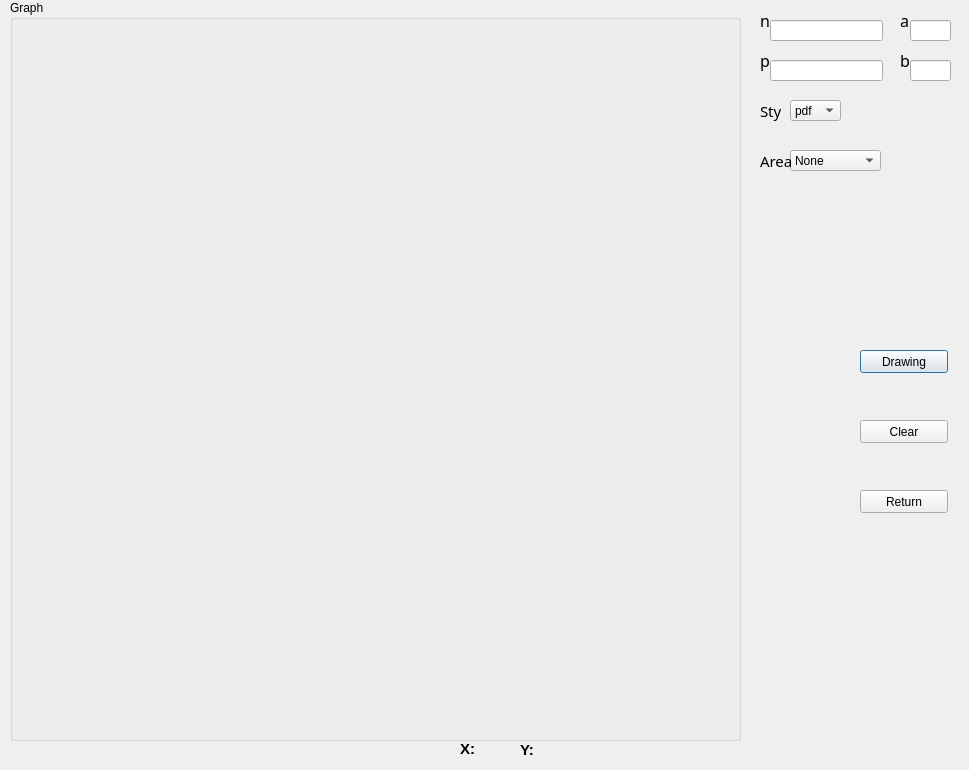
Above: uiView/binomialDialog.ui from ShaohuaTong/Verteilung_Analyse before the change. Below: the same form after it.
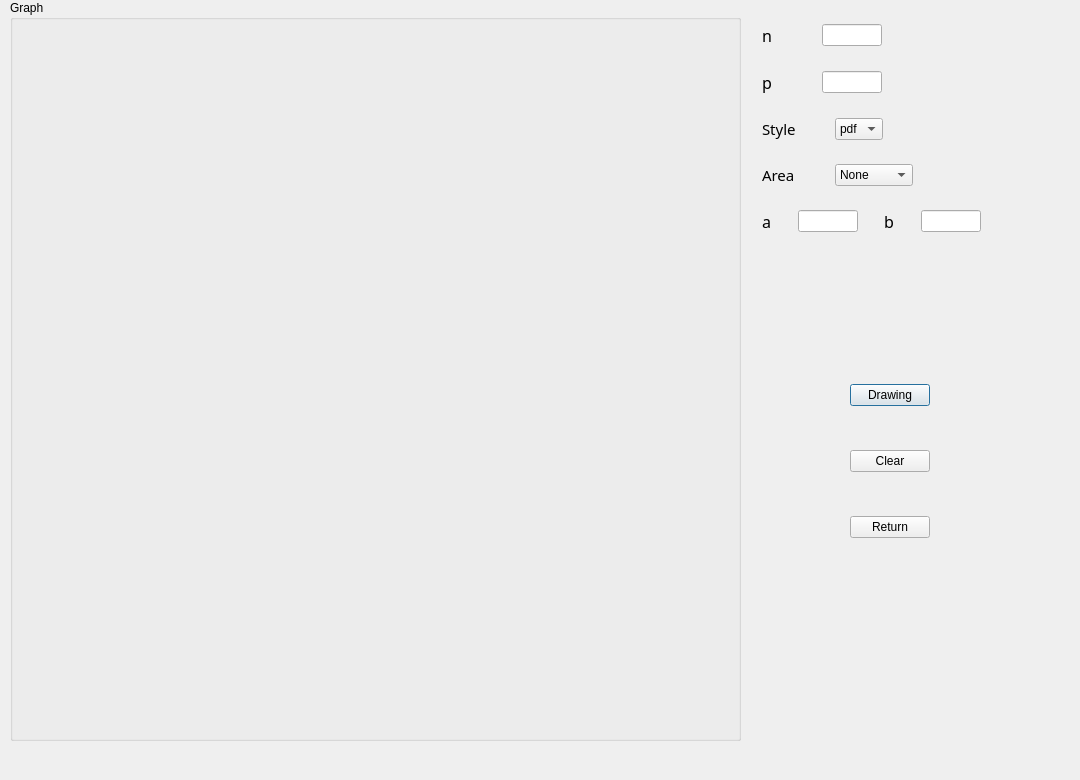
That is the form after the change.

Commit message: verbessern binomial

What changed in the file:
```diff
--- a/uiView/binomialDialog.ui
+++ b/uiView/binomialDialog.ui
@@ -6,8 +6,8 @@
    <rect>
     <x>0</x>
     <y>0</y>
-    <width>969</width>
-    <height>770</height>
+    <width>1080</width>
+    <height>780</height>
    </rect>
   </property>
   <property name="windowTitle">
@@ -26,15 +26,26 @@
     <string>Graph</string>
    </property>
   </widget>
+  <widget class="QWidget" name="layoutWidget">
+   <property name="geometry">
+    <rect>
+     <x>762</x>
+     <y>24</y>
+     <width>239</width>
+     <height>514</height>
+    </rect>
+   </property>
+   <layout class="QVBoxLayout" name="verticalLayout_6">
+    <item>
+     <layout class="QVBoxLayout" name="verticalLayout_4">
+      <item>
+       <layout class="QHBoxLayout" name="horizontalLayout_3">
+        <item>
+         <layout class="QVBoxLayout" name="verticalLayout">
+          <item>
+           <layout class="QHBoxLayout" name="horizontalLayout">
+            <item>
   <widget class="QLabel" name="label_n">
-   <property name="geometry">
-    <rect>
-     <x>760</x>
-     <y>10</y>
-     <width>16</width>
-     <height>21</height>
-    </rect>
-   </property>
    <property name="font">
     <font>
      <family>Agency FB</family>
@@ -45,15 +56,49 @@
     <string>n</string>
    </property>
   </widget>
+            </item>
+            <item>
+             <spacer name="horizontalSpacer">
+              <property name="orientation">
+               <enum>Qt::Horizontal</enum>
+              </property>
+              <property name="sizeHint" stdset="0">
+               <size>
+                <width>13</width>
+                <height>18</height>
+               </size>
+              </property>
+             </spacer>
+            </item>
+            <item>
+             <widget class="QLineEdit" name="lineEdit_n">
+              <property name="maximumSize">
+               <size>
+                <width>60</width>
+                <height>16777215</height>
+               </size>
+              </property>
+             </widget>
+            </item>
+           </layout>
+          </item>
+          <item>
+           <spacer name="verticalSpacer">
+            <property name="orientation">
+             <enum>Qt::Vertical</enum>
+            </property>
+            <property name="sizeHint" stdset="0">
+             <size>
+              <width>20</width>
+              <height>18</height>
+             </size>
+            </property>
+           </spacer>
+          </item>
+          <item>
+           <layout class="QHBoxLayout" name="horizontalLayout_2">
+            <item>
   <widget class="QLabel" name="label_p">
-   <property name="geometry">
-    <rect>
-     <x>760</x>
-     <y>50</y>
-     <width>16</width>
-     <height>21</height>
-    </rect>
-   </property>
    <property name="font">
     <font>
      <family>Agency FB</family>
@@ -64,61 +109,96 @@
     <string>p</string>
    </property>
   </widget>
-  <widget class="QLineEdit" name="lineEdit_n">
-   <property name="geometry">
-    <rect>
-     <x>770</x>
-     <y>20</y>
-     <width>113</width>
-     <height>21</height>
-    </rect>
-   </property>
-  </widget>
+            </item>
+            <item>
+             <spacer name="horizontalSpacer_2">
+              <property name="orientation">
+               <enum>Qt::Horizontal</enum>
+              </property>
+              <property name="sizeHint" stdset="0">
+               <size>
+                <width>13</width>
+                <height>18</height>
+               </size>
+              </property>
+             </spacer>
+            </item>
+            <item>
   <widget class="QLineEdit" name="lineEdit_p">
-   <property name="geometry">
-    <rect>
-     <x>770</x>
-     <y>60</y>
-     <width>113</width>
-     <height>21</height>
-    </rect>
-   </property>
-  </widget>
-  <widget class="QPushButton" name="pushButton_drawing">
-   <property name="geometry">
-    <rect>
-     <x>860</x>
-     <y>350</y>
-     <width>88</width>
-     <height>23</height>
-    </rect>
-   </property>
-   <property name="text">
-    <string>Drawing</string>
-   </property>
-  </widget>
-  <widget class="QPushButton" name="pushButton_clear">
-   <property name="geometry">
-    <rect>
-     <x>860</x>
-     <y>420</y>
-     <width>88</width>
-     <height>23</height>
-    </rect>
-   </property>
+              <property name="maximumSize">
+               <size>
+                <width>60</width>
+                <height>16777215</height>
+               </size>
+              </property>
+             </widget>
+            </item>
+           </layout>
+          </item>
+         </layout>
+        </item>
+        <item>
+         <spacer name="horizontalSpacer_10">
+          <property name="orientation">
+           <enum>Qt::Horizontal</enum>
+          </property>
+          <property name="sizeHint" stdset="0">
+           <size>
+            <width>118</width>
+            <height>20</height>
+           </size>
+          </property>
+         </spacer>
+        </item>
+       </layout>
+      </item>
+      <item>
+       <spacer name="verticalSpacer_2">
+        <property name="orientation">
+         <enum>Qt::Vertical</enum>
+        </property>
+        <property name="sizeHint" stdset="0">
+         <size>
+          <width>20</width>
+          <height>18</height>
+         </size>
+        </property>
+       </spacer>
+      </item>
+      <item>
+       <layout class="QVBoxLayout" name="verticalLayout_3">
+        <item>
+         <layout class="QVBoxLayout" name="verticalLayout_2">
+          <item>
+           <layout class="QHBoxLayout" name="horizontalLayout_4">
+            <item>
+             <widget class="QLabel" name="label_style">
+              <property name="font">
+               <font>
+                <family>Agency FB</family>
+                <pointsize>11</pointsize>
+               </font>
+              </property>
    <property name="text">
-    <string>Clear</string>
-   </property>
-  </widget>
+               <string>Style</string>
+              </property>
+             </widget>
+            </item>
+            <item>
+             <spacer name="horizontalSpacer_3">
+              <property name="orientation">
+               <enum>Qt::Horizontal</enum>
+              </property>
+              <property name="sizeHint" stdset="0">
+               <size>
+                <width>13</width>
+                <height>18</height>
+               </size>
+              </property>
+             </spacer>
+            </item>
+            <item>
   <widget class="QComboBox" name="comboBox_style">
-   <property name="geometry">
-    <rect>
-     <x>790</x>
-     <y>100</y>
-     <width>51</width>
-     <height>21</height>
-    </rect>
-   </property>
    <item>
     <property name="text">
      <string>pdf</string>
@@ -130,15 +210,39 @@
     </property>
    </item>
   </widget>
-  <widget class="QLabel" name="label_style">
-   <property name="geometry">
-    <rect>
-     <x>760</x>
-     <y>100</y>
-     <width>21</width>
-     <height>21</height>
-    </rect>
-   </property>
+            </item>
+            <item>
+             <spacer name="horizontalSpacer_4">
+              <property name="orientation">
+               <enum>Qt::Horizontal</enum>
+              </property>
+              <property name="sizeHint" stdset="0">
+               <size>
+                <width>118</width>
+                <height>20</height>
+               </size>
+              </property>
+             </spacer>
+            </item>
+           </layout>
+          </item>
+          <item>
+           <spacer name="verticalSpacer_3">
+            <property name="orientation">
+             <enum>Qt::Vertical</enum>
+            </property>
+            <property name="sizeHint" stdset="0">
+             <size>
+              <width>20</width>
+              <height>18</height>
+             </size>
+            </property>
+           </spacer>
+          </item>
+          <item>
+           <layout class="QHBoxLayout" name="horizontalLayout_5">
+            <item>
+             <widget class="QLabel" name="label_area">
    <property name="font">
     <font>
      <family>Agency FB</family>
@@ -146,57 +250,25 @@
     </font>
    </property>
    <property name="text">
-    <string>Style</string>
-   </property>
-  </widget>
-  <widget class="QLabel" name="label_mouseX">
-   <property name="geometry">
-    <rect>
-     <x>460</x>
-     <y>740</y>
-     <width>71</width>
-     <height>16</height>
-    </rect>
-   </property>
-   <property name="text">
-    <string>&lt;html&gt;&lt;head/&gt;&lt;body&gt;&lt;p&gt;&lt;span style=&quot; font-size:11pt; font-weight:600;&quot;&gt;X:&lt;/span&gt;&lt;/p&gt;&lt;/body&gt;&lt;/html&gt;</string>
-   </property>
-  </widget>
-  <widget class="QLabel" name="label_mouseY">
-   <property name="geometry">
-    <rect>
-     <x>520</x>
-     <y>740</y>
-     <width>91</width>
-     <height>20</height>
-    </rect>
-   </property>
-   <property name="text">
-    <string>&lt;html&gt;&lt;head/&gt;&lt;body&gt;&lt;p&gt;&lt;span style=&quot; font-size:11pt; font-weight:600;&quot;&gt;Y:&lt;/span&gt;&lt;/p&gt;&lt;/body&gt;&lt;/html&gt;</string>
-   </property>
-  </widget>
-  <widget class="QPushButton" name="pushButton_return">
-   <property name="geometry">
-    <rect>
-     <x>860</x>
-     <y>490</y>
-     <width>88</width>
-     <height>23</height>
-    </rect>
-   </property>
-   <property name="text">
-    <string>Return</string>
-   </property>
-  </widget>
+               <string>Area</string>
+              </property>
+             </widget>
+            </item>
+            <item>
+             <spacer name="horizontalSpacer_17">
+              <property name="orientation">
+               <enum>Qt::Horizontal</enum>
+              </property>
+              <property name="sizeHint" stdset="0">
+               <size>
+                <width>13</width>
+                <height>18</height>
+               </size>
+              </property>
+             </spacer>
+            </item>
+            <item>
   <widget class="QComboBox" name="comboBox_area">
-   <property name="geometry">
-    <rect>
-     <x>790</x>
-     <y>150</y>
-     <width>91</width>
-     <height>21</height>
-    </rect>
-   </property>
    <item>
     <property name="text">
      <string>None</string>
@@ -218,34 +290,41 @@
     </property>
    </item>
   </widget>
-  <widget class="QLabel" name="label_area">
-   <property name="geometry">
-    <rect>
-     <x>760</x>
-     <y>150</y>
-     <width>31</width>
-     <height>21</height>
-    </rect>
-   </property>
-   <property name="font">
-    <font>
-     <family>Agency FB</family>
-     <pointsize>11</pointsize>
-    </font>
-   </property>
-   <property name="text">
-    <string>Area</string>
-   </property>
-  </widget>
+            </item>
+            <item>
+             <spacer name="horizontalSpacer_5">
+              <property name="orientation">
+               <enum>Qt::Horizontal</enum>
+              </property>
+              <property name="sizeHint" stdset="0">
+               <size>
+                <width>88</width>
+                <height>20</height>
+               </size>
+              </property>
+             </spacer>
+            </item>
+           </layout>
+          </item>
+         </layout>
+        </item>
+        <item>
+         <spacer name="verticalSpacer_4">
+          <property name="orientation">
+           <enum>Qt::Vertical</enum>
+          </property>
+          <property name="sizeHint" stdset="0">
+           <size>
+            <width>20</width>
+            <height>18</height>
+           </size>
+          </property>
+         </spacer>
+        </item>
+        <item>
+         <layout class="QHBoxLayout" name="horizontalLayout_6">
+          <item>
   <widget class="QLabel" name="label_a">
-   <property name="geometry">
-    <rect>
-     <x>900</x>
-     <y>10</y>
-     <width>16</width>
-     <height>21</height>
-    </rect>
-   </property>
    <property name="font">
     <font>
      <family>Agency FB</family>
@@ -256,15 +335,45 @@
     <string>a</string>
    </property>
   </widget>
+          </item>
+          <item>
+           <spacer name="horizontalSpacer_6">
+            <property name="orientation">
+             <enum>Qt::Horizontal</enum>
+            </property>
+            <property name="sizeHint" stdset="0">
+             <size>
+              <width>13</width>
+              <height>18</height>
+             </size>
+            </property>
+           </spacer>
+          </item>
+          <item>
+           <widget class="QLineEdit" name="lineEdit_a">
+            <property name="maximumSize">
+             <size>
+              <width>60</width>
+              <height>16777215</height>
+             </size>
+            </property>
+           </widget>
+          </item>
+          <item>
+           <spacer name="horizontalSpacer_7">
+            <property name="orientation">
+             <enum>Qt::Horizontal</enum>
+            </property>
+            <property name="sizeHint" stdset="0">
+             <size>
+              <width>13</width>
+              <height>18</height>
+             </size>
+            </property>
+           </spacer>
+          </item>
+          <item>
   <widget class="QLabel" name="label_b">
-   <property name="geometry">
-    <rect>
-     <x>900</x>
-     <y>50</y>
-     <width>16</width>
-     <height>21</height>
-    </rect>
-   </property>
    <property name="font">
     <font>
      <family>Agency FB</family>
@@ -275,25 +384,204 @@
     <string>b</string>
    </property>
   </widget>
-  <widget class="QLineEdit" name="lineEdit_a">
-   <property name="geometry">
-    <rect>
-     <x>910</x>
-     <y>20</y>
-     <width>41</width>
-     <height>21</height>
-    </rect>
-   </property>
-  </widget>
+          </item>
+          <item>
+           <spacer name="horizontalSpacer_8">
+            <property name="orientation">
+             <enum>Qt::Horizontal</enum>
+            </property>
+            <property name="sizeHint" stdset="0">
+             <size>
+              <width>13</width>
+              <height>18</height>
+             </size>
+            </property>
+           </spacer>
+          </item>
+          <item>
   <widget class="QLineEdit" name="lineEdit_b">
-   <property name="geometry">
-    <rect>
-     <x>910</x>
-     <y>60</y>
-     <width>41</width>
-     <height>21</height>
-    </rect>
-   </property>
+            <property name="maximumSize">
+             <size>
+              <width>60</width>
+              <height>16777215</height>
+             </size>
+            </property>
+           </widget>
+          </item>
+          <item>
+           <spacer name="horizontalSpacer_9">
+            <property name="orientation">
+             <enum>Qt::Horizontal</enum>
+            </property>
+            <property name="sizeHint" stdset="0">
+             <size>
+              <width>13</width>
+              <height>18</height>
+             </size>
+            </property>
+           </spacer>
+          </item>
+         </layout>
+        </item>
+       </layout>
+      </item>
+     </layout>
+    </item>
+    <item>
+     <spacer name="verticalSpacer_5">
+      <property name="orientation">
+       <enum>Qt::Vertical</enum>
+      </property>
+      <property name="sizeHint" stdset="0">
+       <size>
+        <width>20</width>
+        <height>78</height>
+       </size>
+      </property>
+     </spacer>
+    </item>
+    <item>
+     <layout class="QVBoxLayout" name="verticalLayout_5">
+      <item>
+       <layout class="QHBoxLayout" name="horizontalLayout_7">
+        <item>
+         <spacer name="horizontalSpacer_11">
+          <property name="orientation">
+           <enum>Qt::Horizontal</enum>
+          </property>
+          <property name="sizeHint" stdset="0">
+           <size>
+            <width>88</width>
+            <height>20</height>
+           </size>
+          </property>
+         </spacer>
+        </item>
+        <item>
+         <widget class="QPushButton" name="pushButton_drawing">
+          <property name="text">
+           <string>Drawing</string>
+          </property>
+         </widget>
+        </item>
+        <item>
+         <spacer name="horizontalSpacer_12">
+          <property name="orientation">
+           <enum>Qt::Horizontal</enum>
+          </property>
+          <property name="sizeHint" stdset="0">
+           <size>
+            <width>58</width>
+            <height>20</height>
+           </size>
+          </property>
+         </spacer>
+        </item>
+       </layout>
+      </item>
+      <item>
+       <spacer name="verticalSpacer_6">
+        <property name="orientation">
+         <enum>Qt::Vertical</enum>
+        </property>
+        <property name="sizeHint" stdset="0">
+         <size>
+          <width>20</width>
+          <height>38</height>
+         </size>
+        </property>
+       </spacer>
+      </item>
+      <item>
+       <layout class="QHBoxLayout" name="horizontalLayout_8">
+        <item>
+         <spacer name="horizontalSpacer_13">
+          <property name="orientation">
+           <enum>Qt::Horizontal</enum>
+          </property>
+          <property name="sizeHint" stdset="0">
+           <size>
+            <width>88</width>
+            <height>20</height>
+           </size>
+          </property>
+         </spacer>
+        </item>
+        <item>
+         <widget class="QPushButton" name="pushButton_clear">
+          <property name="text">
+           <string>Clear</string>
+          </property>
+         </widget>
+        </item>
+        <item>
+         <spacer name="horizontalSpacer_15">
+          <property name="orientation">
+           <enum>Qt::Horizontal</enum>
+          </property>
+          <property name="sizeHint" stdset="0">
+           <size>
+            <width>58</width>
+            <height>20</height>
+           </size>
+          </property>
+         </spacer>
+        </item>
+       </layout>
+      </item>
+      <item>
+       <spacer name="verticalSpacer_7">
+        <property name="orientation">
+         <enum>Qt::Vertical</enum>
+        </property>
+        <property name="sizeHint" stdset="0">
+         <size>
+          <width>20</width>
+          <height>38</height>
+         </size>
+        </property>
+       </spacer>
+      </item>
+      <item>
+       <layout class="QHBoxLayout" name="horizontalLayout_9">
+        <item>
+         <spacer name="horizontalSpacer_14">
+          <property name="orientation">
+           <enum>Qt::Horizontal</enum>
+          </property>
+          <property name="sizeHint" stdset="0">
+           <size>
+            <width>88</width>
+            <height>20</height>
+           </size>
+          </property>
+         </spacer>
+        </item>
+        <item>
+         <widget class="QPushButton" name="pushButton_return">
+          <property name="text">
+           <string>Return</string>
+          </property>
+         </widget>
+        </item>
+        <item>
+         <spacer name="horizontalSpacer_16">
+          <property name="orientation">
+           <enum>Qt::Horizontal</enum>
+          </property>
+          <property name="sizeHint" stdset="0">
+           <size>
+            <width>58</width>
+            <height>20</height>
+           </size>
+          </property>
+         </spacer>
+        </item>
+       </layout>
+      </item>
+     </layout>
+    </item>
+   </layout>
   </widget>
  </widget>
  <resources/>
```
Lines whose indentation alone changed are shown as unchanged. The commit also changes 5 other files.
